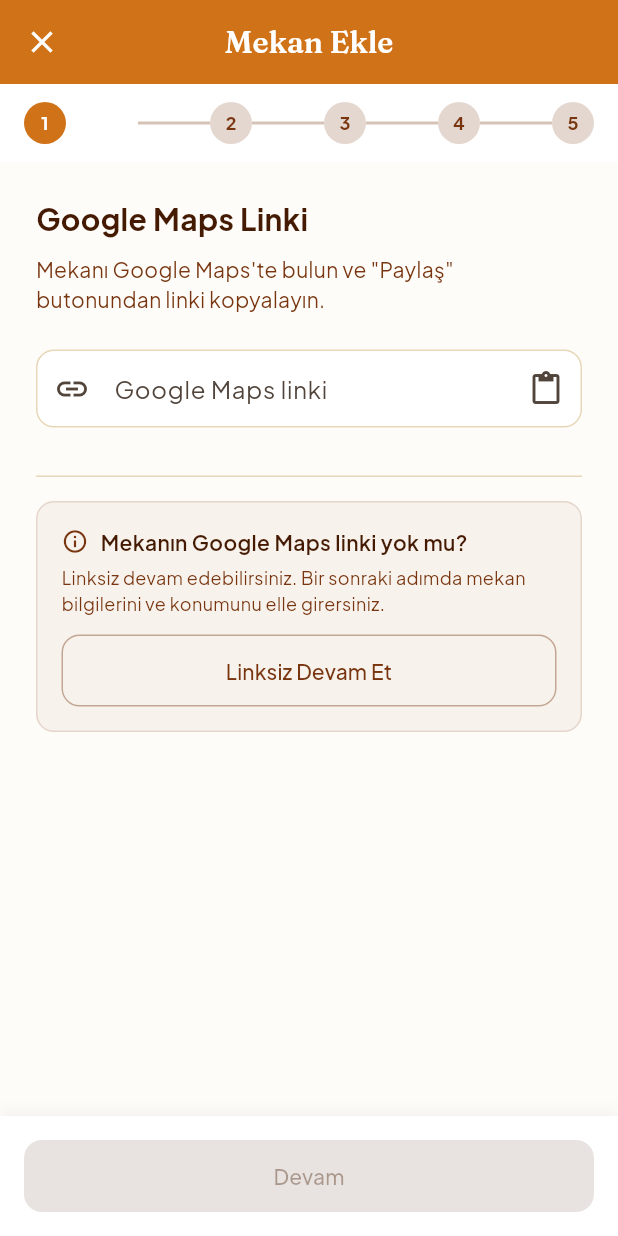
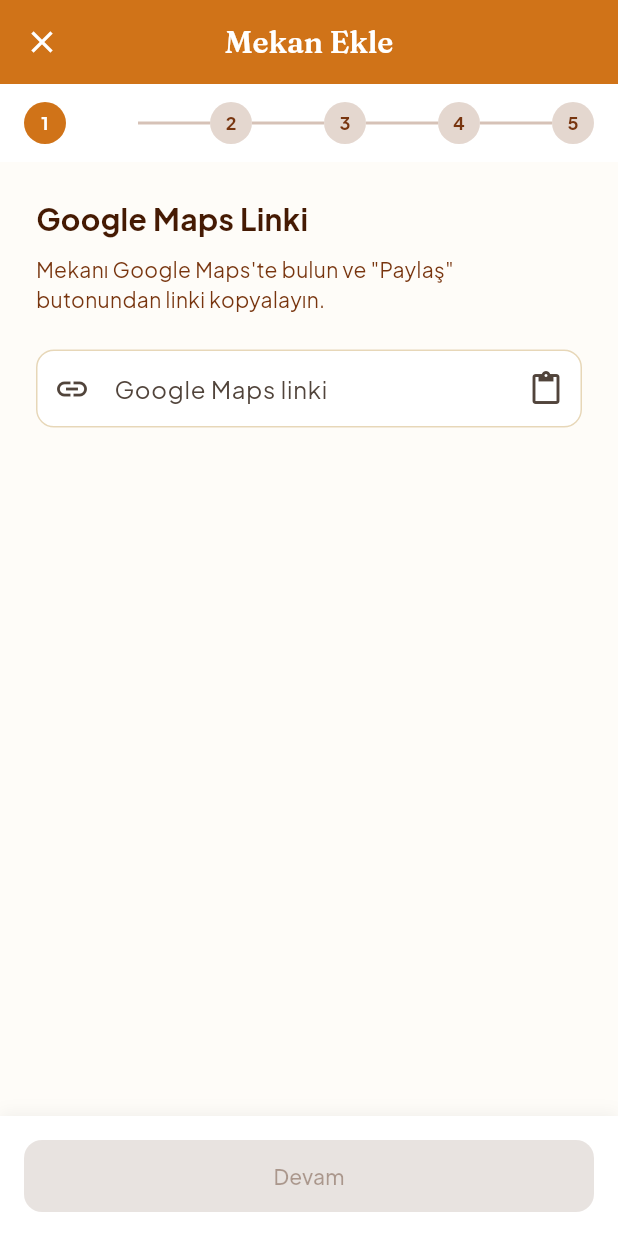
Before and after one commit to omerkoc09/helal-yemek-mobile, a Flutter app: the AddVenueScreen screen opened by its route, on a phone screen of 412 x 824 dp. Run offline on Flutter 3.47's test engine with Material 3 defaults, Android fonts, the phone set to English and light mode, and no system bars; our stand-ins replace dio, flutter_riverpod, flutter_secure_storage, flutter_svg, freezed_annotation, geocoding and 5 more; accounts and stored records are empty.

Commit message:
feat(guide): manuel konum (Linksiz Devam Et) akışını kaldır
Mekan eklemede Google Maps linki artık zorunlu — linksiz manuel giriş yolu
kaldırıldı. Böylece her mekanın doğrulanabilir bir Google konumu/place_id'si olur.

- guide_provider: isManualMode alanı + setManualMode() silindi;
  canProceedStep0 artık sadece linkten koordinat gerektirir
- add_venue_location_step: 'Linksiz devam' bloğu ve kullanılmayan notifier kaldırıldı
- add_venue_details_step: koşullu metin sabitlendi
- test: canProceedStep0 grubu yeni davranışa güncellendi

flutter test 149 geçti, analyze temiz. EditVenue ve backend etkilenmedi.

```diff
--- a/mobile/lib/features/guide/providers/guide_provider.dart
+++ b/mobile/lib/features/guide/providers/guide_provider.dart
@@ -32,7 +32,6 @@ class AddVenueState {
   final Map<int, List<int>> selectedFoodItemIds; // kategori ID → seçili item ID listesi
   final String foodHalalMode; // 'all', 'except', 'selected'
   final List<String> excludedProducts; // sakıncalı ürünler (except modunda)
-  final bool isManualMode; // Link yok, bilgiler elle girilecek
 
   // Şehir kısıtı: mekanın şehri rehberin şehriyle uyumlu mu (backend preview'den gelir).
   final bool cityAllowed;
@@ -59,7 +58,6 @@ class AddVenueState {
     this.selectedFoodItemIds = const {},
     this.foodHalalMode = 'selected',
     this.excludedProducts = const [],
-    this.isManualMode = false,
     this.cityAllowed = true,
     this.guideCity,
   });
@@ -85,7 +83,6 @@ class AddVenueState {
     Map<int, List<int>>? selectedFoodItemIds,
     String? foodHalalMode,
     List<String>? excludedProducts,
-    bool? isManualMode,
     bool? cityAllowed,
     String? guideCity,
   }) {
@@ -110,15 +107,13 @@ class AddVenueState {
       selectedFoodItemIds: selectedFoodItemIds ?? this.selectedFoodItemIds,
       foodHalalMode: foodHalalMode ?? this.foodHalalMode,
       excludedProducts: excludedProducts ?? this.excludedProducts,
-      isManualMode: isManualMode ?? this.isManualMode,
       cityAllowed: cityAllowed ?? this.cityAllowed,
       guideCity: guideCity ?? this.guideCity,
     );
   }
 
-  // Adım 0 = Link adımı: ya koordinat parse edildi ya da manuel mod seçildi
-  bool get canProceedStep0 =>
-      (latitude != null && longitude != null) || isManualMode;
+  // Adım 0 = Link adımı: linkten koordinat parse edilmiş olmalı.
+  bool get canProceedStep0 => latitude != null && longitude != null;
   // Adım 1 = Detay doğrulama: ad + il + ilçe + koordinat zorunlu
   // Şehir kısıtı: mekan rehberin şehrinde değilse ilerlenemez.
   bool get canProceedStep1 =>
@@ -151,9 +146,6 @@ class AddVenueState {
 class AddVenueNotifier extends Notifier<AddVenueState> {
   @override
   AddVenueState build() => const AddVenueState();
-
-  void setManualMode(bool value) =>
-      state = state.copyWith(isManualMode: value);
 
   void setName(String name) => state = state.copyWith(name: name);
 
--- a/mobile/lib/features/guide/widgets/add_venue_details_step.dart
+++ b/mobile/lib/features/guide/widgets/add_venue_details_step.dart
@@ -48,11 +48,9 @@ class _AddVenueDetailsStepState extends ConsumerState<AddVenueDetailsStep> {
             style: TextStyle(fontSize: 20, fontWeight: FontWeight.bold),
           ),
           const SizedBox(height: 8),
-          Text(
-            state.isManualMode
-                ? 'Mekanın bilgilerini girin ve konumunu haritada işaretleyin.'
-                : 'Bilgileri kontrol edin, yanlışsa düzeltin.',
-            style: const TextStyle(color: AppTheme.textSecondary),
+          const Text(
+            'Bilgileri kontrol edin, yanlışsa düzeltin.',
+            style: TextStyle(color: AppTheme.textSecondary),
           ),
           const SizedBox(height: 24),
 
--- a/mobile/lib/features/guide/widgets/add_venue_location_step.dart
+++ b/mobile/lib/features/guide/widgets/add_venue_location_step.dart
@@ -47,7 +47,6 @@ class _AddVenueLocationStepState extends ConsumerState<AddVenueLocationStep> {
   @override
   Widget build(BuildContext context) {
     final state = ref.watch(addVenueProvider);
-    final notifier = ref.read(addVenueProvider.notifier);
     final hasCoords = state.latitude != null && state.longitude != null;
 
     return SingleChildScrollView(
@@ -110,66 +109,6 @@ class _AddVenueLocationStepState extends ConsumerState<AddVenueLocationStep> {
             _buildDuplicateCard(_duplicateVenue!),
           ],
 
-          const SizedBox(height: 32),
-          const Divider(),
-          const SizedBox(height: 16),
-
-          // Linksiz devam seçeneği
-          Container(
-            padding: const EdgeInsets.all(16),
-            decoration: BoxDecoration(
-              color: AppTheme.textSecondary.withValues(alpha: 0.05),
-              borderRadius: BorderRadius.circular(12),
-              border: Border.all(
-                color: AppTheme.textSecondary.withValues(alpha: 0.15),
-              ),
-            ),
-            child: Column(
-              crossAxisAlignment: CrossAxisAlignment.start,
-              children: [
-                const Row(
-                  children: [
-                    Icon(Icons.info_outline,
-                        size: 18, color: AppTheme.textSecondary),
-                    SizedBox(width: 8),
-                    Expanded(
-                      child: Text(
-                        'Mekanın Google Maps linki yok mu?',
-                        style: TextStyle(
-                            fontWeight: FontWeight.w600, fontSize: 14),
-                      ),
-                    ),
-                  ],
-                ),
-                const SizedBox(height: 6),
-                const Text(
-                  'Linksiz devam edebilirsiniz. Bir sonraki adımda mekan bilgilerini ve konumunu elle girersiniz.',
-                  style: TextStyle(
-                    color: AppTheme.textSecondary,
-                    fontSize: 12,
-                    height: 1.4,
-                  ),
-                ),
-                const SizedBox(height: 12),
-                SizedBox(
-                  width: double.infinity,
-                  child: OutlinedButton(
-                    onPressed: () {
-                      notifier.setManualMode(true);
-                      notifier.nextStep();
-                    },
-                    style: OutlinedButton.styleFrom(
-                      foregroundColor: AppTheme.textSecondary,
-                      side: BorderSide(
-                        color: AppTheme.textSecondary.withValues(alpha: 0.4),
-                      ),
-                    ),
-                    child: const Text('Linksiz Devam Et'),
-                  ),
-                ),
-              ],
-            ),
-          ),
           const SizedBox(height: 24),
         ],
       ),
```
Also changed, not shown: 1 other file.
